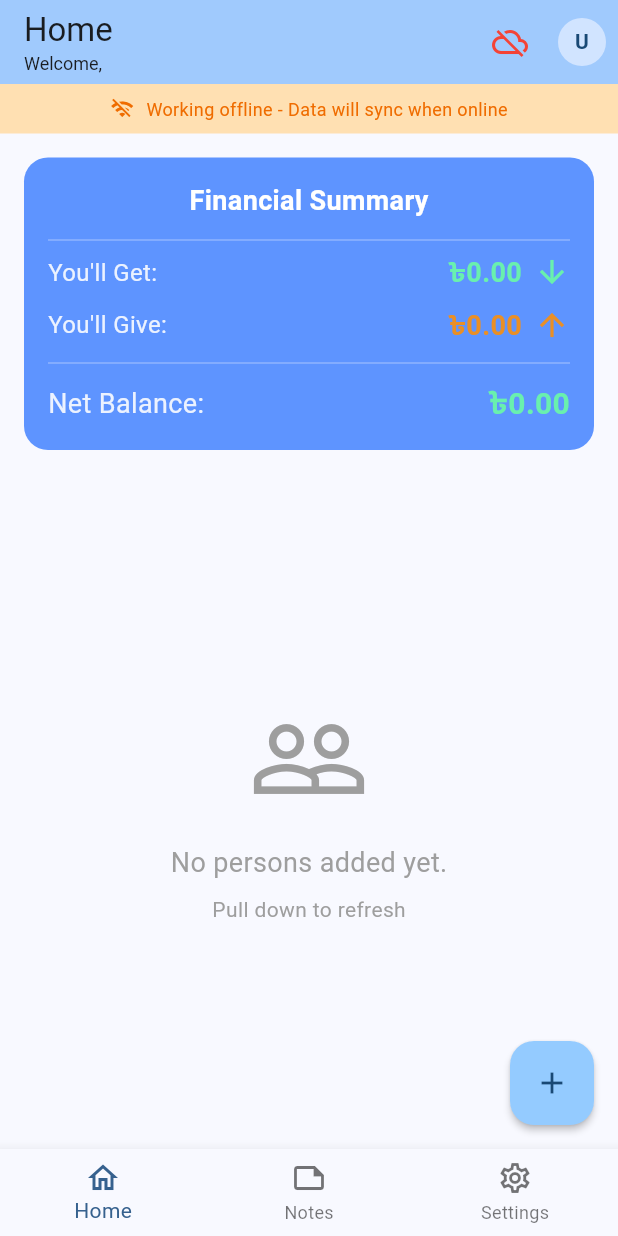
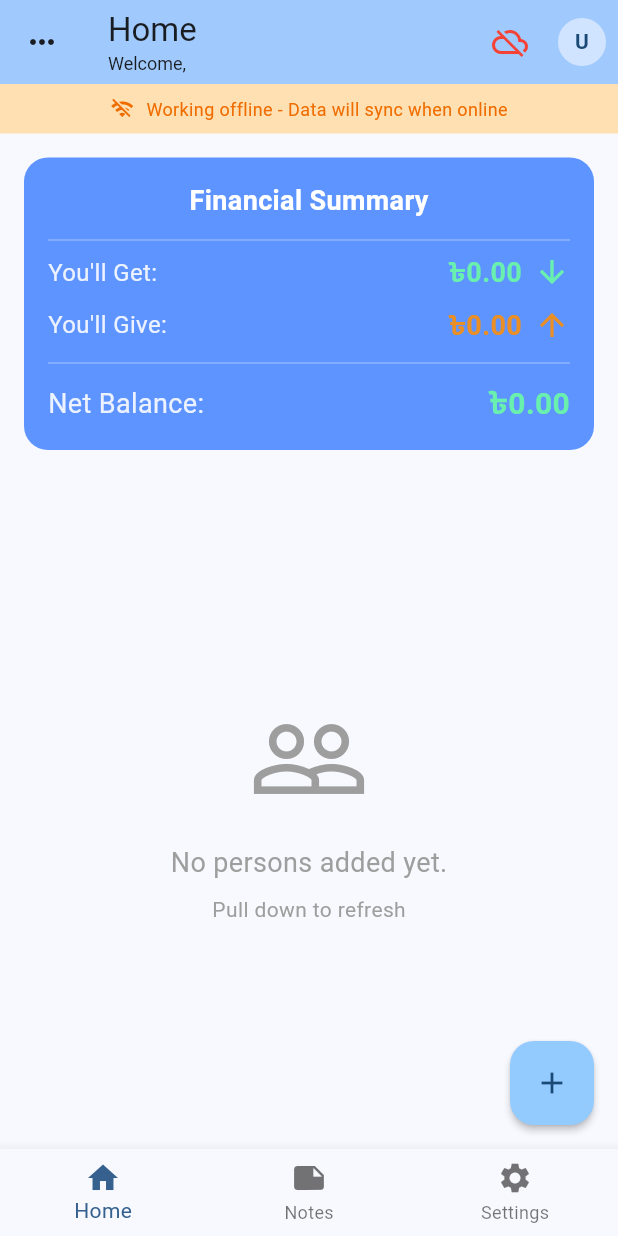
Before and after one commit to mehedienf/easy_expense, a Flutter app: the screen it shows once a user with an empty profile is signed in, on a phone screen of 412 x 824 dp. Run offline on Flutter 3.47's test engine with Material 3 defaults, Android fonts, the phone set to English and light mode, and no system bars; our stand-ins replace cloud_firestore, firebase_auth, firebase_core, google_sign_in, shared_preferences; accounts and stored records are empty.

Commit message:
feat: Enhance app settings and user experience with backup functionality and dynamic app name

```diff
--- a/lib/main.dart
+++ b/lib/main.dart
@@ -1,3 +1,5 @@
+import 'dart:async';
+
 import 'package:firebase_auth/firebase_auth.dart';
 import 'package:firebase_core/firebase_core.dart';
 import 'package:flutter/foundation.dart';
@@ -5,6 +7,7 @@ import 'package:flutter/material.dart';
 
 import 'screens/home_screen.dart';
 import 'screens/login_screen.dart';
+import 'services/app_settings.dart';
 
 late Future<void> _firebaseInit;
 
@@ -41,8 +44,13 @@ class MyApp extends StatelessWidget {
 
   @override
   Widget build(BuildContext context) {
-    return MaterialApp(
-      title: 'DenaPaona',
+    final appSettings = AppSettings();
+    unawaited(appSettings.loadLanguage());
+
+    return AnimatedBuilder(
+      animation: appSettings,
+      builder: (context, _) => MaterialApp(
+        title: appSettings.get('appName'),
         theme: ThemeData(
           colorScheme: ColorScheme.fromSeed(seedColor: Colors.blue),
           useMaterial3: true,
@@ -64,12 +72,13 @@ class MyApp extends StatelessWidget {
                   return const _SplashScreen();
                 }
                 if (snapshot.hasData && snapshot.data != null) {
-                return const HomeScreen(title: 'DenaPaona');
+                  return HomeScreen(title: appSettings.get('appName'));
                 }
                 return const LoginScreen();
               },
             );
           },
+        ),
       ),
     );
   }
@@ -80,8 +89,10 @@ class _SplashScreen extends StatelessWidget {
 
   @override
   Widget build(BuildContext context) {
+    final appSettings = AppSettings();
+
     return Scaffold(
-      appBar: AppBar(title: Text("AppBar")),
+      appBar: AppBar(title: Text(appSettings.get('appName'))),
       backgroundColor: Colors.blue.shade50,
       body: Center(
         child: Column(
@@ -98,7 +109,7 @@ class _SplashScreen extends StatelessWidget {
             ),
             const SizedBox(height: 24),
             Text(
-              'DenaPaona',
+              appSettings.get('appName'),
               style: TextStyle(
                 fontSize: 24,
                 fontWeight: FontWeight.bold,
--- a/lib/screens/home_screen.dart
+++ b/lib/screens/home_screen.dart
@@ -193,17 +193,134 @@ class _HomeScreenState extends State<HomeScreen> {
     }
   }
 
+  Future<void> _handleSignOutWithStatus() async {
+    final backupSuccess = await _authService.backupBeforeSignOut();
+    if (!mounted) return;
+
+    final message = backupSuccess
+        ? _appSettings.get('logoutBackupSuccess')
+        : _appSettings.get('logoutBackupFailed');
+
+    ScaffoldMessenger.of(context).showSnackBar(
+      SnackBar(
+        content: Text(message),
+        duration: const Duration(milliseconds: 900),
+        backgroundColor: backupSuccess ? Colors.green : Colors.orange,
+      ),
+    );
+
+    await Future.delayed(const Duration(milliseconds: 700));
+    await _authService.completeSignOut();
+  }
+
+  void _showAppDeveloperInfo() {
+    showDialog(
+      context: context,
+      builder: (context) => AlertDialog(
+        title: Text(_appSettings.get('appDeveloperInfo')),
+        content: Column(
+          mainAxisSize: MainAxisSize.min,
+          crossAxisAlignment: CrossAxisAlignment.start,
+          children: [
+            Text(
+              '${_appSettings.get('appName')}: ${_appSettings.get('DenaPaona')}',
+            ),
+            const SizedBox(height: 8),
+            Text('${_appSettings.get('developerName')}: OlivoSoft'),
+            Text('${_appSettings.get('version')}: 1.0.0'),
+          ],
+        ),
+        actions: [
+          TextButton(
+            onPressed: () => Navigator.of(context).pop(),
+            child: Text(_appSettings.get('close')),
+          ),
+        ],
+      ),
+    );
+  }
+
   @override
   Widget build(BuildContext context) {
     return Scaffold(
+      drawer: Drawer(
+        child: SafeArea(
+          child: Column(
+            children: [
+              Container(
+                width: double.infinity,
+                padding: const EdgeInsets.all(20),
+                color: Theme.of(context).colorScheme.inversePrimary,
+                child: Text(
+                  _appSettings.get('appName'),
+                  style: const TextStyle(
+                    fontSize: 22,
+                    fontWeight: FontWeight.bold,
+                  ),
+                ),
+              ),
+              ListTile(
+                leading: const Icon(Icons.home_outlined),
+                title: Text(_appSettings.get('home')),
+                selected: _currentTabIndex == 0,
+                onTap: () {
+                  setState(() => _currentTabIndex = 0);
+                  Navigator.of(context).pop();
+                },
+              ),
+              ListTile(
+                leading: const Icon(Icons.note_outlined),
+                title: Text(_appSettings.get('notes')),
+                selected: _currentTabIndex == 1,
+                onTap: () {
+                  setState(() => _currentTabIndex = 1);
+                  Navigator.of(context).pop();
+                },
+              ),
+              ListTile(
+                leading: const Icon(Icons.settings_outlined),
+                title: Text(_appSettings.get('settings')),
+                selected: _currentTabIndex == 2,
+                onTap: () {
+                  setState(() => _currentTabIndex = 2);
+                  Navigator.of(context).pop();
+                },
+              ),
+              const Divider(),
+              ListTile(
+                leading: const Icon(Icons.logout, color: Colors.red),
+                title: Text(
+                  _appSettings.get('logout'),
+                  style: const TextStyle(color: Colors.red),
+                ),
+                onTap: () async {
+                  Navigator.of(context).pop();
+                  await _handleSignOutWithStatus();
+                },
+              ),
+              const Spacer(),
+              const Divider(height: 0),
+              ListTile(
+                leading: const Icon(Icons.info_outline),
+                title: Text(_appSettings.get('appDeveloperInfo')),
+                onTap: () {
+                  Navigator.of(context).pop();
+                  _showAppDeveloperInfo();
+                },
+              ),
+            ],
+          ),
+        ),
+      ),
       appBar: CustomAppBar(
         title: _appSettings.get('home'),
         isLoading: _isAppBarLoading,
         isOnline: _isOnline,
+        showDrawerButton: true,
         lastSyncTime: _lastSyncTime,
         onSyncPressed: _syncWithFirebase,
         onSignOut: () async {
-          await _authService.signOut();
+          await _handleSignOutWithStatus();
         },
         onProfilePressed: _showUserProfile,
       ),
--- a/lib/services/app_settings.dart
+++ b/lib/services/app_settings.dart
@@ -1,6 +1,7 @@
+import 'package:flutter/foundation.dart';
 import 'package:shared_preferences/shared_preferences.dart';
 
-class AppSettings {
+class AppSettings extends ChangeNotifier {
   static const String _languageKey = 'app_language';
   static const String _englishCode = 'en';
   static const String _bengaliCode = 'bn';
@@ -15,22 +16,31 @@ class AppSettings {
 
   Future<void> loadLanguage() async {
     final prefs = await SharedPreferences.getInstance();
-    _currentLanguage = prefs.getString(_languageKey) ?? 'en';
+    final savedLanguage = prefs.getString(_languageKey) ?? 'en';
+    if (_currentLanguage != savedLanguage) {
+      _currentLanguage = savedLanguage;
+      notifyListeners();
+    }
   }
 
   Future<void> setLanguage(String language) async {
     if (language != _englishCode && language != _bengaliCode) {
       return;
     }
+    if (_currentLanguage == language) {
+      return;
+    }
     _currentLanguage = language;
     final prefs = await SharedPreferences.getInstance();
     await prefs.setString(_languageKey, language);
+    notifyListeners();
   }
 
   // Translation strings
   Map<String, Map<String, String>> get translations => {
     'en': {
-      'appName': 'DenaPaona',
+      'appName': 'App Name',
+      'DenaPaona': 'DenaPaona',
       'home': 'Home',
       'notes': 'Notes',
       'settings': 'Settings',
@@ -109,16 +119,23 @@ class AppSettings {
       'googleSignInFailedTryAgain': 'Google Sign In failed. Please try again.',
       'signedInAsGuest': 'Signed in as guest!',
       'anonymousSignInFailed': 'Anonymous sign in failed',
+      'logoutBackupSuccess': 'Backup completed before logout',
+      'logoutBackupFailed':
+          'Could not fully backup data before logout. Local data is kept.',
+        'appDeveloperInfo': 'About App',
+        'developerName': 'Developer',
+        'companyName': 'Company',
       'Gave': 'Gave',
       'Took': 'Took',
     },
     'bn': {
-      'appName': 'দেনাপাওনা',
+      'appName': 'অ্যাপের নাম',
+      'DenaPaona': 'দেনাপাওনা',
       'home': 'হোম',
       'notes': 'নোট',
       'settings': 'সেটিংস',
       'language': 'ভাষা',
-      'english': 'ইংরেজি',
+      'english': 'English',
       'bengali': 'বাংলা',
       'about': 'সম্পর্কে',
       'version': 'সংস্করণ',
@@ -193,6 +210,14 @@ class AppSettings {
           'গুগল সাইন ইন ব্যর্থ হয়েছে। আবার চেষ্টা করুন।',
       'signedInAsGuest': 'গেস্ট হিসেবে সাইন ইন হয়েছে!',
       'anonymousSignInFailed': 'গেস্ট সাইন ইন ব্যর্থ হয়েছে',
+      'logoutBackupSuccess': 'লগআউটের আগে ব্যাকআপ সম্পন্ন হয়েছে',
+      'logoutBackupFailed':
+          'লগআউটের আগে সম্পূর্ণ ব্যাকআপ করা যায়নি। লোকাল ডাটা রাখা হয়েছে।',
+        'appDeveloperInfo': 'অ্যাপ সম্পর্কে',
+        'developerName': 'ডেভেলপার',
+        'companyName': 'কোম্পানি',
+      'Gave': 'দিয়েছি',
+      'Took': 'নিয়েছি',
     },
   };
 
--- a/lib/services/sync_service.dart
+++ b/lib/services/sync_service.dart
@@ -253,13 +253,12 @@ class SyncService {
     }
   }
 
-  // Backup local data before clearing
-  Future<void> backupAndClear() async {
+  // Backup local data to cloud without clearing local cache
+  Future<void> backupLocalData() async {
     final persons = await loadFromLocal();
     if (persons.isNotEmpty && isSignedIn) {
       await saveToFirebase(persons);
     }
-    await clearLocalData();
   }
 
   // Get sync status text
--- a/lib/widgets/custom_appbar.dart
+++ b/lib/widgets/custom_appbar.dart
@@ -7,6 +7,7 @@ class CustomAppBar extends StatelessWidget implements PreferredSizeWidget {
   final String title;
   final bool isLoading;
   final bool isOnline;
+  final bool showDrawerButton;
   final DateTime? lastSyncTime;
   final VoidCallback onSyncPressed;
   final VoidCallback onSignOut;
@@ -17,6 +18,7 @@ class CustomAppBar extends StatelessWidget implements PreferredSizeWidget {
     required this.title,
     required this.isLoading,
     required this.isOnline,
+    this.showDrawerButton = false,
     this.lastSyncTime,
     required this.onSyncPressed,
     required this.onSignOut,
@@ -30,6 +32,15 @@ class CustomAppBar extends StatelessWidget implements PreferredSizeWidget {
 
     return AppBar(
       backgroundColor: Theme.of(context).colorScheme.inversePrimary,
+      leadingWidth: showDrawerButton ? 56 : null,
+      leading: showDrawerButton
+          ? Builder(
+              builder: (context) => IconButton(
+                onPressed: () => Scaffold.of(context).openDrawer(),
+                icon: const Icon(Icons.more_horiz),
+              ),
+            )
+          : null,
       title: Column(
         crossAxisAlignment: CrossAxisAlignment.start,
         children: [
--- a/lib/widgets/custom_bottom_navbar.dart
+++ b/lib/widgets/custom_bottom_navbar.dart
@@ -24,15 +24,15 @@ class CustomBottomNavbar extends StatelessWidget
       onTap: onTap,
       items: [
         BottomNavigationBarItem(
-          icon: const Icon(Icons.home_outlined),
+          icon: const Icon(Icons.home),
           label: _appSettings.get('home'),
         ),
         BottomNavigationBarItem(
-          icon: const Icon(Icons.note_outlined),
+          icon: const Icon(Icons.note),
           label: _appSettings.get('notes'),
         ),
         BottomNavigationBarItem(
-          icon: const Icon(Icons.settings_outlined),
+          icon: const Icon(Icons.settings),
           label: _appSettings.get('settings'),
         ),
       ],
```
Also changed, not shown: lib/services/auth_service.dart (+27 -2 lines), lib/services/note_service.dart (+8 -0 lines). Lines whose indentation alone changed are shown as unchanged.
